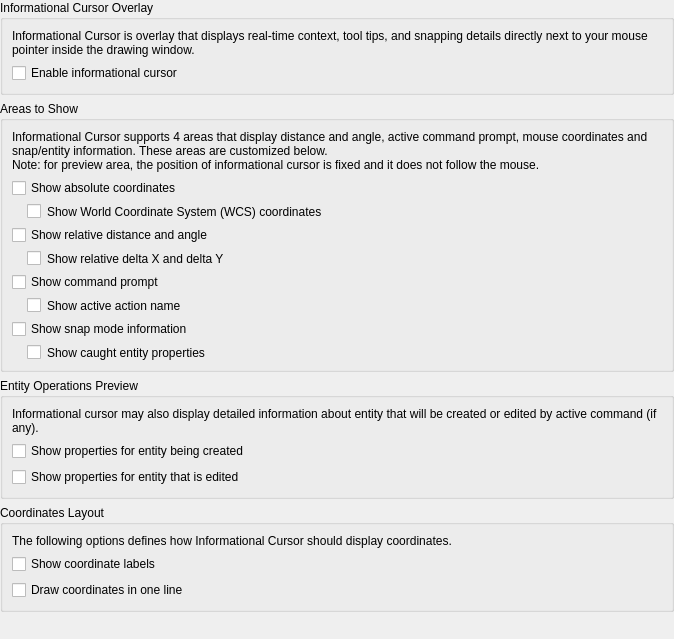
Old version of the form librecad/src/ui/dialogs/settings/options_drafting/pages/lc_settings_page_drafting_behavior_info_cursor.ui in the repository sand1024/LibreCAD.
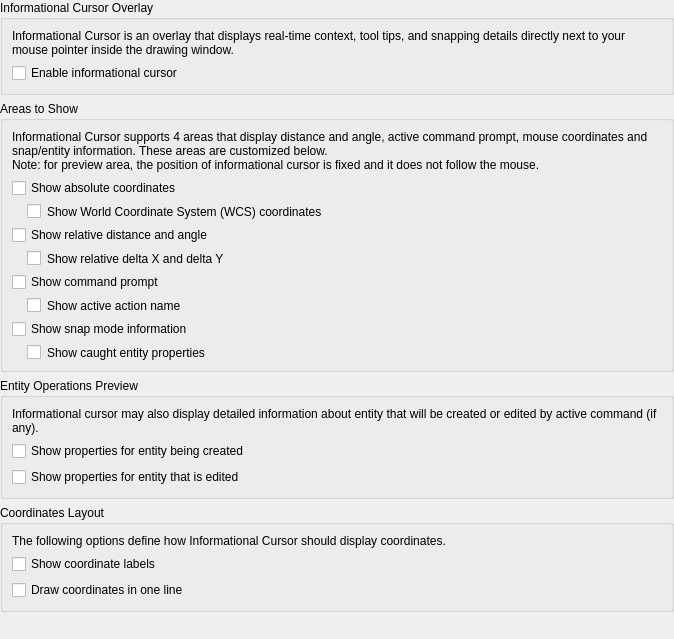
New version of the form.

What changed in the file:
```diff
--- a/librecad/src/ui/dialogs/settings/options_drafting/pages/lc_settings_page_drafting_behavior_info_cursor.ui
+++ b/librecad/src/ui/dialogs/settings/options_drafting/pages/lc_settings_page_drafting_behavior_info_cursor.ui
@@ -44,7 +44,7 @@
       <item row="0" column="0">
        <widget class="QLabel" name="label">
         <property name="text">
-         <string>Informational Cursor is overlay that displays real-time context, tool tips, and snapping details directly next to your mouse pointer inside the drawing window.</string>
+         <string>Informational Cursor is an overlay that displays real-time context, tool tips, and snapping details directly next to your mouse pointer inside the drawing window.</string>
         </property>
         <property name="wordWrap">
          <bool>true</bool>
@@ -271,7 +271,7 @@
       <item row="0" column="0" colspan="2">
        <widget class="QLabel" name="label_4">
         <property name="text">
-         <string>The following options defines how Informational Cursor should display coordinates.</string>
+         <string>The following options define how Informational Cursor should display coordinates.</string>
         </property>
         <property name="wordWrap">
          <bool>true</bool>
```
Left out of the diff: 4 changed lines with no effect on the pictures.
